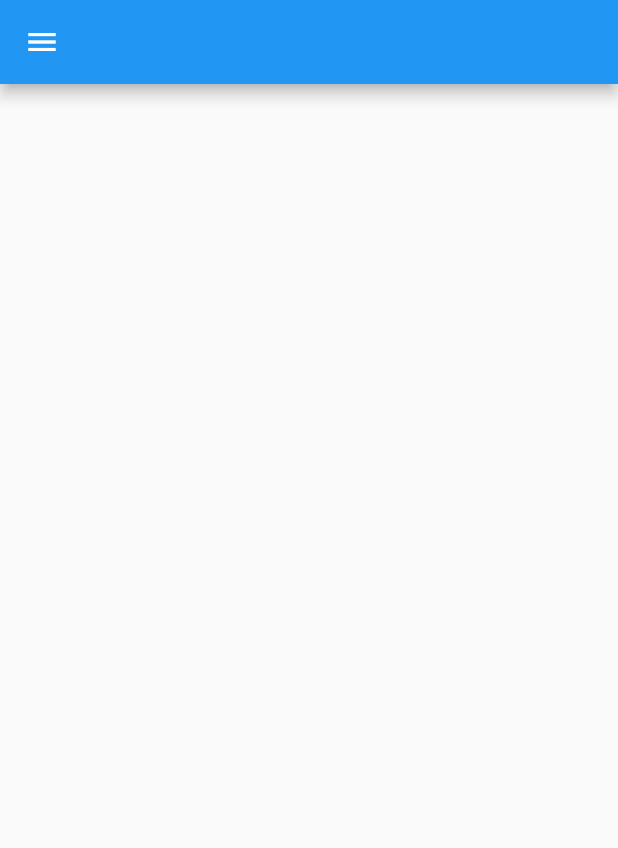
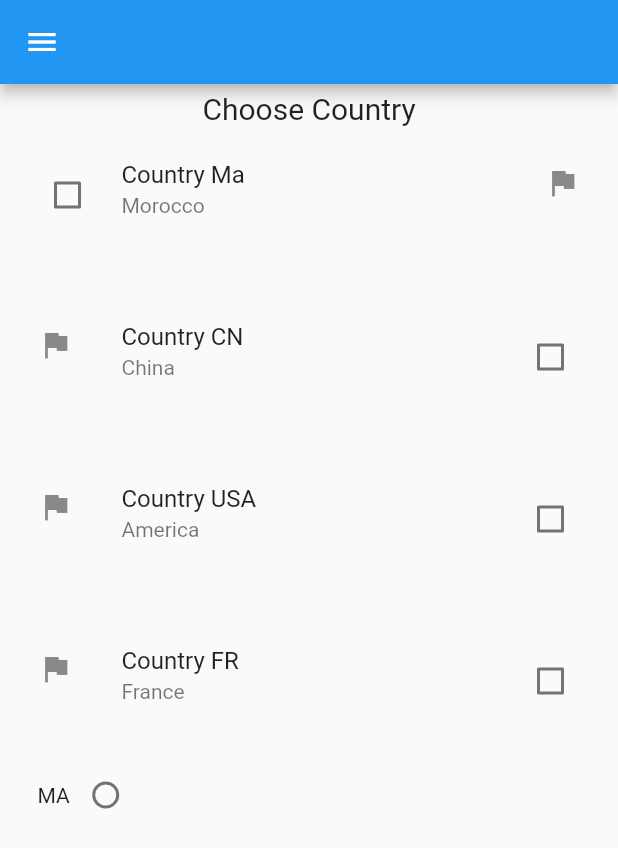
Before and after one commit to OuchattiKhadija/First_App_Flutter, a Flutter app: the screen it shows after launch, on a phone screen of 412 x 824 dp. Shown: the top 848 px of the screen. Run offline on Flutter 3.47's test engine with Material 2 defaults, Android fonts, the phone set to English and light mode, and no system bars.

```diff
--- a/lib/test.dart
+++ b/lib/test.dart
@@ -1,3 +1,5 @@
+// ignore_for_file: prefer_const_constructors, prefer_const_literals_to_create_immutables, avoid_print
+
 import 'package:flutter/material.dart';
 
 //statfull widget
@@ -10,6 +12,14 @@ class Test extends StatefulWidget {
 
 class _TestState extends State<Test> {
   var selectedCountry;
+  bool usa = false;
+  bool ma = false;
+  bool fr = false;
+  bool cn = false;
+
+  String val= "Contry";
+
+  String country = "usa";
   @override
   Widget build(BuildContext context) {
     return Scaffold(
@@ -19,24 +29,129 @@ class _TestState extends State<Test> {
             child: Container(
           //   color: Colors.blue,
           margin: EdgeInsets.symmetric(horizontal: 20.0),
-          padding: EdgeInsets.all(10.0),
-child:DropdownButtonFormField(
-  items: ["MA", "FR", "UK", "UAE", "EG", "SA"]
-  .map((e) => DropdownMenuItem(
-                      //value in ui
-                      child: Text("Country $e"),
-                      //real value in backe
-                      value: e,
-                    ))
-                .toList(),
+          padding: EdgeInsets.all(5.0),
+          child: Column(
+            children: [
+              Text("Choose Country",
+                  style: TextStyle(
+                    fontSize: 20,
+                  )),
+              //==========================CheckboxList ===================
+              CheckboxListTile(
+                  controlAffinity: ListTileControlAffinity.leading,
+                  secondary: Icon(Icons.flag),
+                  isThreeLine: true,
+                  selected: ma,
+                  value: ma,
+                  contentPadding: EdgeInsets.only(top: 10),
+                  title: Text("Country Ma"),
+                  subtitle: Text("Morocco"),
                   onChanged: (val) {
                     setState(() {
-                print("$val");
-                selectedCountry = val.toString();
+                      ma = val!;
+                    });
+                  }),
+              CheckboxListTile(
+                  controlAffinity: ListTileControlAffinity.platform,
+                  secondary: Icon(Icons.flag),
+                  isThreeLine: true,
+                  selected: cn,
+                  value: cn,
+                  contentPadding: EdgeInsets.only(top: 20),
+                  title: Text("Country CN"),
+                  subtitle: Text("China"),
+                  onChanged: (val) {
+                    setState(() {
+                      cn = val!;
+                    });
+                  }),
+              CheckboxListTile(
+                  controlAffinity: ListTileControlAffinity.trailing,
+                  secondary: Icon(Icons.flag),
+                  isThreeLine: true,
+                  selected: usa,
+                  value: usa,
+                  contentPadding: EdgeInsets.only(top: 20),
+                  title: Text("Country USA"),
+                  subtitle: Text("America"),
+                  onChanged: (val) {
+                    setState(() {
+                      usa = val!;
+                    });
+                  }),
+              CheckboxListTile(
+                  secondary: Icon(Icons.flag),
+                  isThreeLine: true,
+                  selected: fr,
+                  value: fr,
+                  contentPadding: EdgeInsets.only(top: 20),
+                  title: Text("Country FR"),
+                  subtitle: Text("France"),
+                  onChanged: (val) {
+                    setState(() {
+                      fr = val!;
+                    });
+                  }),
+              //==========================Radio ===================
+              Row(
+                children: [
+                  Text("MA"),
+                  Radio(
+                    value: 1,
+                    groupValue: val,
+                    onChanged: (value) {
+                      setState(() {
+                        val = value.toString();
                       });
                     },
-            value: selectedCountry,
-          ),)
+                    toggleable: true,
+                  ),
+                ],
+              )
+              //==========================Checkbox===================
+              /* Row(
+                children: [
+                  Text("MA"),
+                  Checkbox(
+                      value: ma,
+                      onChanged: (val) {
+                        setState(() {
+                          ma = val!;
+                        print("$ma");
+                        });
+
+                      }),
+                ],
+              ),Row(
+                children: [
+                  Text("USA"),
+                  Checkbox(
+                      value: usa,
+                      onChanged: (val) {
+                        setState(() {
+                          usa = val!;
+                        print("$usa");
+                        });
+
+                      }),
+                ],
+              ),Row(
+                children: [
+                  Text("FR"),
+                  Checkbox(
+                      value: fr,
+                      onChanged: (val) {
+                        setState(() {
+                          fr = val!;
+                        print("$fr");
+                        });
+
+                      }),
+                ],
+              ) */
+            ],
+          ),
+        )
             //==========================DropdownButton===================
             //if we want to hide underline : put dropDown widget under deropDownButtonHideUnderline
             /*  child: DropdownButton(
@@ -61,6 +176,6 @@ child:DropdownButtonFormField(
             },
             value: selectedCountry,
           ), */
-        )));
+            ));
   }
 }
```
Lines whose indentation alone changed are shown as unchanged.
